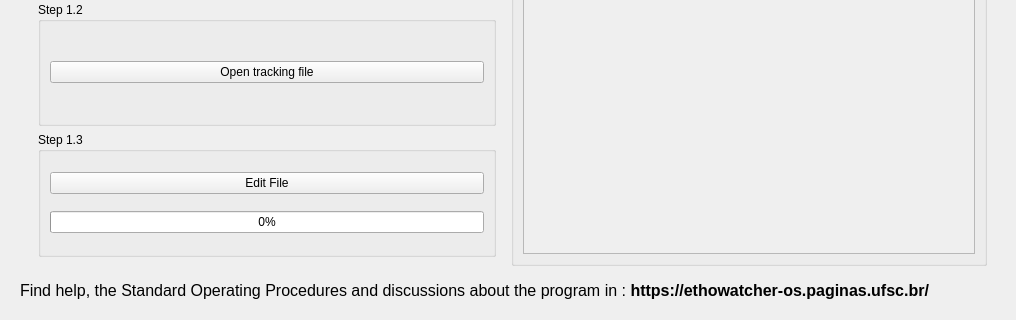
Old version of the form src/telafluxocomportamental.ui in the repository EthoWatcher/ethowatcher; both pictures show x 0 to 1016 and y 384 to 704 of the 1016 by 704 pixel window.
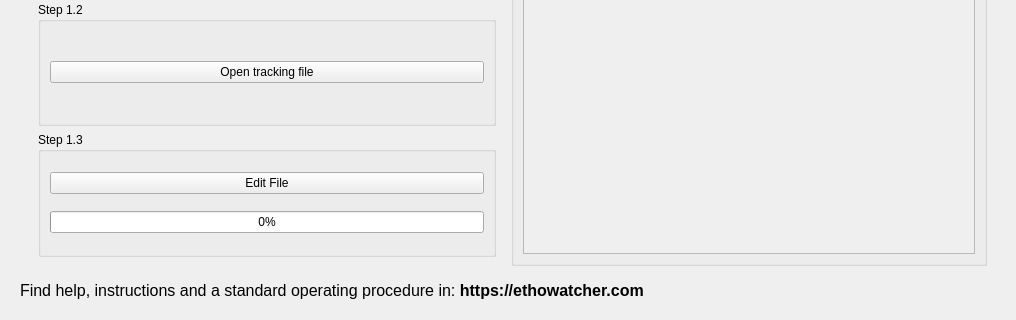
New version of the form. Icons and pictures are not drawn.

Diff of the .ui file:
```diff
--- a/src/telafluxocomportamental.ui
+++ b/src/telafluxocomportamental.ui
@@ -209,7 +209,7 @@
        <item>
         <widget class="QLabel" name="label_3">
          <property name="text">
-          <string>&lt;html&gt;&lt;head/&gt;&lt;body&gt;&lt;p&gt;&lt;span style=&quot; font-size:12pt;&quot;&gt;Find help, the Standard Operating Procedures and discussions about the program in : &lt;/span&gt;&lt;span style=&quot; font-size:12pt; font-weight:600;&quot;&gt;https://ethowatcher-os.paginas.ufsc.br/&lt;/span&gt;&lt;/p&gt;&lt;/body&gt;&lt;/html&gt;</string>
+          <string>&lt;html&gt;&lt;head/&gt;&lt;body&gt;&lt;p&gt;&lt;span style=&quot; font-family:'Calibri'; font-size:12pt; color:#000000;&quot;&gt;Find help, instructions and a standard operating procedure in&lt;/span&gt;&lt;span style=&quot; font-size:12pt;&quot;&gt;: &lt;/span&gt;&lt;span style=&quot; font-size:12pt; font-weight:600;&quot;&gt;https://ethowatcher.com&lt;/span&gt;&lt;/p&gt;&lt;/body&gt;&lt;/html&gt;</string>
          </property>
         </widget>
        </item>
```
Left out of the diff: 2 changed lines with no effect on the pictures.
